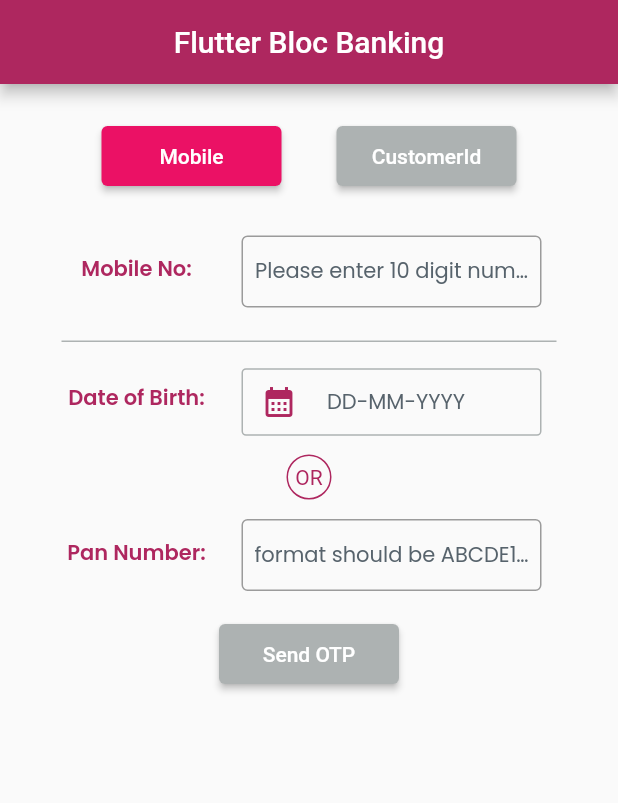
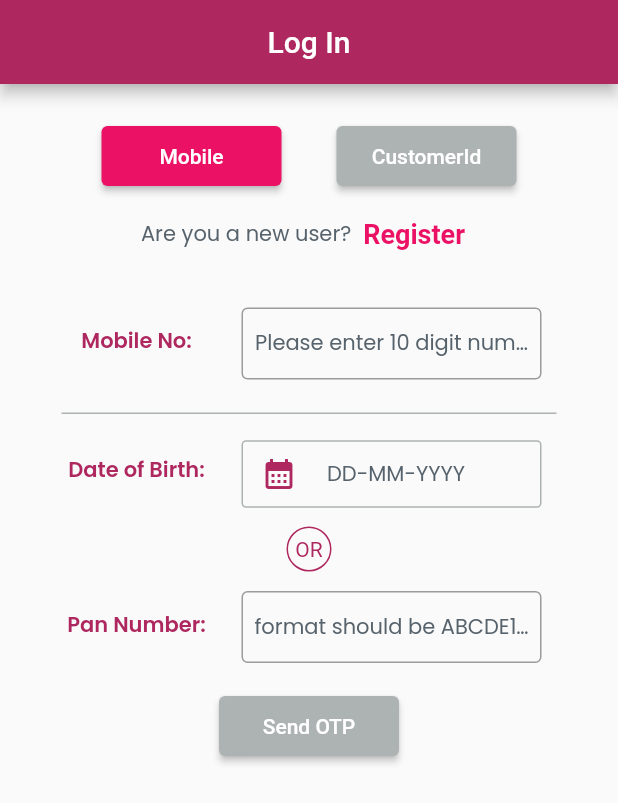
Before and after one commit to chandreshmark41/bank_portal_flutter, a Flutter app: the screen it shows after launch, on a phone screen of 412 x 824 dp. Shown: the top 803 px of the screen. Run offline on Flutter 3.47's test engine with Material 2 defaults, Android fonts, the phone set to English and light mode, and no system bars; our stand-ins replace equatable, flutter_bloc, google_fonts, mask_text_input_formatter, shared_preferences.

Commit message:
changes are done

```diff
--- a/lib/blocs/log_in_bloc/log_in_event.dart
+++ b/lib/blocs/log_in_bloc/log_in_event.dart
@@ -32,3 +32,13 @@ class SendOtpButtonEvent extends LogInEvent{
   @override
   List<Object?> get props => [];
 }
+
+class RegisterButtonEvent extends LogInEvent {
+
+  @override
+  List<Object?> get props => [];
+}
+
+// class InitialPageEvent extends LogInEvent {
+//   @
+// }
--- a/lib/blocs/log_in_bloc/log_in_state.dart
+++ b/lib/blocs/log_in_bloc/log_in_state.dart
@@ -20,7 +20,7 @@ class PickedDateState extends LogInState {
 }
 
 class InitialPageState extends LogInState {
-   InitialPageState();
+   const InitialPageState();
 
 
   @override
@@ -45,3 +45,9 @@ class SendOtpButtonState extends LogInState {
   @override
   List<Object?> get props => [];
 }
+
+class RegisterButtonState extends LogInState {
+
+  @override
+  List<Object?> get props => [];
+}
--- a/lib/main.dart
+++ b/lib/main.dart
@@ -1,7 +1,8 @@
 import 'package:bank_portal_flutter/blocs/log_in_bloc/log_in_blocs.dart';
-import 'package:bank_portal_flutter/pages/log_in.dart';
-import 'package:bank_portal_flutter/pages/otp_verification.dart';
-import 'package:bank_portal_flutter/pages/userInformation.dart';
+import 'package:bank_portal_flutter/pages/log_in_page.dart';
+import 'package:bank_portal_flutter/pages/otp_verification_page.dart';
+import 'package:bank_portal_flutter/pages/user_home_page.dart';
+import 'package:bank_portal_flutter/pages/user_information_page.dart';
 import 'package:bank_portal_flutter/routes.dart';
 import 'package:flutter/material.dart';
 
@@ -19,9 +20,10 @@ class MyApp extends StatelessWidget {
       title: 'Flutter Demo',
       initialRoute: '/',
       routes: {
-        '/':(context) =>  const LogInPage(title: 'Flutter Bloc Banking'),
+        '/':(context) =>  const LogInPage(title: 'Log In'),
         '/otp_verification_page':(context) => const OtpVerificationPage(),
         '/user_information_page': (context) => const UserInformationPage(),
+        '/user_home_page':(context) => const UserHomePage()
       },
       theme: ThemeData(
         // This is the theme of your application.
--- a/lib/pages/log_in.dart
+++ b/lib/pages/log_in_page.dart
@@ -44,6 +44,7 @@ class _LogInPageState extends State<LogInPage> {
         create: (context) => LogInBloc(),
         child: Scaffold(
           appBar: AppBar(
+            automaticallyImplyLeading: false,
             title: Center(
               child: Text(widget.title),
             ),
@@ -52,6 +53,10 @@ class _LogInPageState extends State<LogInPage> {
           body: BlocConsumer<LogInBloc, LogInState>(listener: (context, state) {
             if (state is SendOtpButtonState) {
               Navigator.pushNamed(context, "/otp_verification_page");
+            }
+
+            if(state is RegisterButtonState) {
+              Navigator.pushNamed(context, "/user_information_page");
             }
           }, builder: (context, state) {
             if (state is MobileLogInState) {
@@ -124,6 +129,21 @@ class _LogInPageState extends State<LogInPage> {
                           ],
                         ),
                       ),
+                      Container(
+                        width: 350,
+                        child: Row(
+                          mainAxisAlignment: MainAxisAlignment.center,
+                          children: [
+                            Text("Are you a new user?", style: FlutterFlowTheme.of(context).bodyText2, ),
+                            TextButton(onPressed: (){
+                              BlocProvider.of<LogInBloc>(context).add(RegisterButtonEvent());
+                              // BlocProvider.of<LogInBloc>(context).add(MobileLogInEvent());
+                            }, child: Text("Register", style: TextStyle(color: FlutterFlowTheme.of(context).axisRubyColor, fontSize: 18, fontWeight: FontWeight.w600),))
+
+                          ],
+                        )
+                      ),
+
                       Container(
                         alignment: Alignment.center,
                         padding: EdgeInsets.fromLTRB(10, 20, 10, 20),
--- a/lib/pages/otp_verification.dart
+++ b/lib/pages/otp_verification_page.dart
@@ -56,7 +56,7 @@ class _OtpVerificationPageState extends State<OtpVerificationPage> {
         body: BlocConsumer<OtpBloc,OtpState>(
           listener: (context,state) {
             if(state is SubmitButtonState){
-              Navigator.pushNamed(context, '/user_information_page');
+              Navigator.pushNamed(context, '/user_home_page');
             }
 
           },
--- a/lib/pages/userInformation.dart
+++ b/lib/pages/user_information_page.dart
@@ -54,6 +54,7 @@ class _UserInformationPageState extends State<UserInformationPage> {
       create: (context) => UserInformationBloc(),
       child: Scaffold(
           appBar: AppBar(
+            //automaticallyImplyLeading: false,
             title: const Center(
               child: Text(
                 'User Information',
```
Also changed, not shown: lib/blocs/log_in_bloc/log_in_blocs.dart (+8 -0 lines), lib/pages/user_home_page.dart (added, +42 -0 lines).
